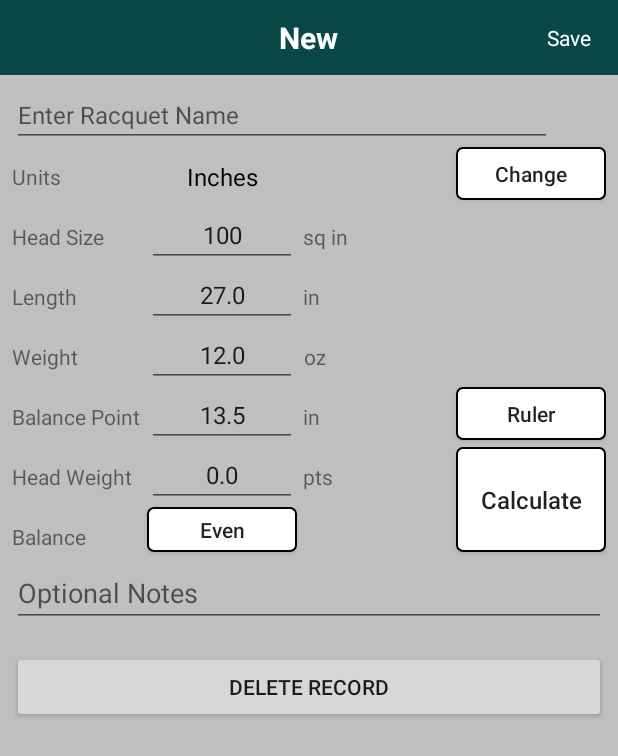
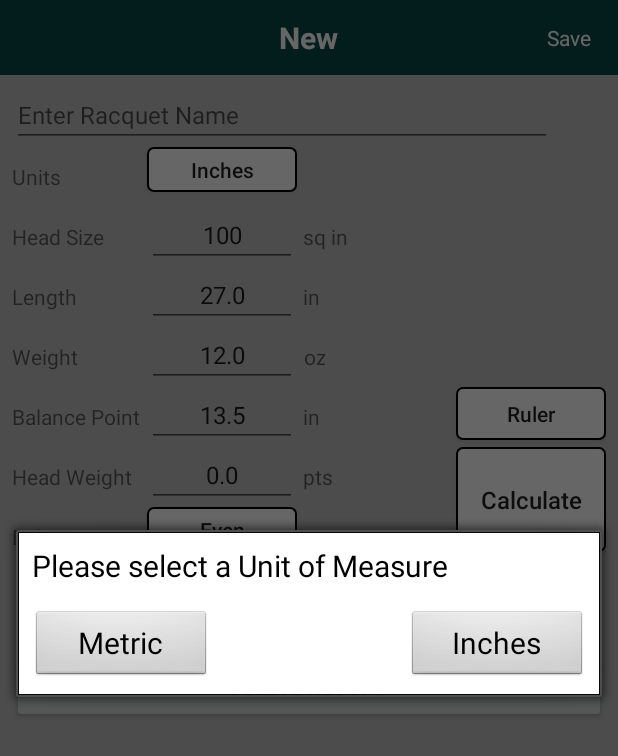
Before and after one commit to jaykallen/Racquet3, an Android app: the DetailFragment screen opened through its navigation route, after a tap on "Inches", on a phone screen of 412 x 824 dp. Shown: the top 756 px of the screen. Run offline under Robolectric (Android 15) with nearby library versions, the phone set to English and light mode, and no system bars; our stand-ins replace Room's generated code.

Commit message:
Everything works

```diff
--- a/app/src/main/java/com/jaykallen/racquet3/managers/SharedPrefsManager.kt
+++ b/app/src/main/java/com/jaykallen/racquet3/managers/SharedPrefsManager.kt
@@ -16,8 +16,8 @@ object SharedPrefsManager {
         sharedprefs.putString("Units", units).apply()
     }
 
-    fun getUnits(context: Context): String? {
+    fun getUnits(context: Context): String {
         preferences = PreferenceManager.getDefaultSharedPreferences(context)
-        return preferences.getString("Units", "Inches")  // 2nd value is default value.
+        return preferences.getString("Units", "Inches")?:"Inches"  // 2nd value is default value.
     }
 }
--- a/app/src/main/java/com/jaykallen/racquet3/ui/CatalogFragment.kt
+++ b/app/src/main/java/com/jaykallen/racquet3/ui/CatalogFragment.kt
@@ -62,13 +62,12 @@ class CatalogFragment : Fragment() {
     }
 
     private fun onRecyclerClick(racquetModel: RacquetModel) {
-        println("RecyclerView selected $racquetModel with id=${racquetModel.id}")
         setSafeArgs(racquetModel.id)
     }
 
 
     private fun setSafeArgs(id: Long) {
-        println("Navigating to record $id")
+        println("Clicked record $id")
         val action = CatalogFragmentDirections.actionCatalogFragmentToDetailFragment().setId(id)
         Navigation.findNavController(view!!).navigate(action)
     }
--- a/app/src/main/java/com/jaykallen/racquet3/ui/HomeFragment.kt
+++ b/app/src/main/java/com/jaykallen/racquet3/ui/HomeFragment.kt
@@ -30,8 +30,7 @@ class HomeFragment : Fragment() {
 
     override fun onCreateView(inflater: LayoutInflater, container: ViewGroup?, savedInstanceState: Bundle?): View? {
         binding = DataBindingUtil.inflate(inflater, R.layout.fragment_home, container, false)
-        val view = binding.root
-        return view
+        return binding.root
     }
 
     override fun onActivityCreated(savedInstanceState: Bundle?) {
@@ -40,13 +39,15 @@ class HomeFragment : Fragment() {
         homeViewModel = ViewModelProviders.of(this).get(HomeViewModel::class.java)
         binding.viewModel = homeViewModel
         setupButtons(view!!)
+        setupToolbar()
         launchStory()
-        setupToolbar()
     }
 
     private fun setupToolbar() {
         titleText.text = "In Development"
         addImage.visibility = View.INVISIBLE
+        val units = SharedPrefsManager.getUnits(StartApp.applicationContext())
+        unitsButton.text = "Change Units from $units"
     }
 
     private fun setupButtons(view: View) {
--- a/app/src/main/res/layout/fragment_detail.xml
+++ b/app/src/main/res/layout/fragment_detail.xml
@@ -34,27 +34,14 @@
                 android:gravity="center_vertical"
                 android:text="Units" />
 
-            <TextView
-                android:id="@+id/unitText"
-                android:layout_width="100dp"
-                android:layout_height="40dp"
-                android:layout_below="@id/nameEdit"
-                android:layout_toRightOf="@id/unit_label"
-                android:clickable="true"
-                android:gravity="center"
-                android:onClick="onUnitsClick"
-                android:text="Inches"
-                android:textColor="@color/colorBlack"
-                android:textSize="16sp" />
-
             <Button
                 android:id="@+id/unitsButton"
                 android:layout_width="100dp"
-                android:layout_height="35dp"
+                android:layout_height="30dp"
                 android:layout_below="@id/nameEdit"
-                android:layout_alignParentEnd="true"
+                android:layout_toRightOf="@id/unit_label"
                 android:background="@drawable/button_outline"
-                android:text="Change"
+                android:text="Inches"
                 android:textAllCaps="false" />
 
             <TextView
```
Also changed, not shown: app/src/main/java/com/jaykallen/racquet3/ui/DetailFragment.kt (+13 -18 lines), app/src/main/java/com/jaykallen/racquet3/viewmodel/DetailViewModel.kt (+4 -4 lines).
